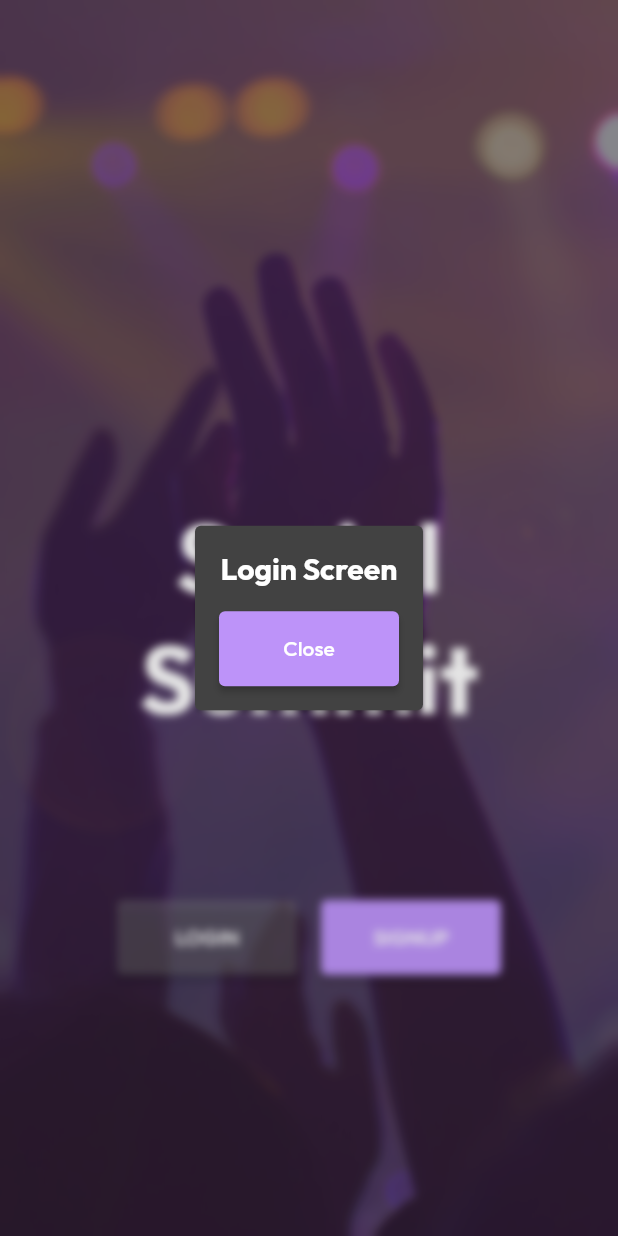
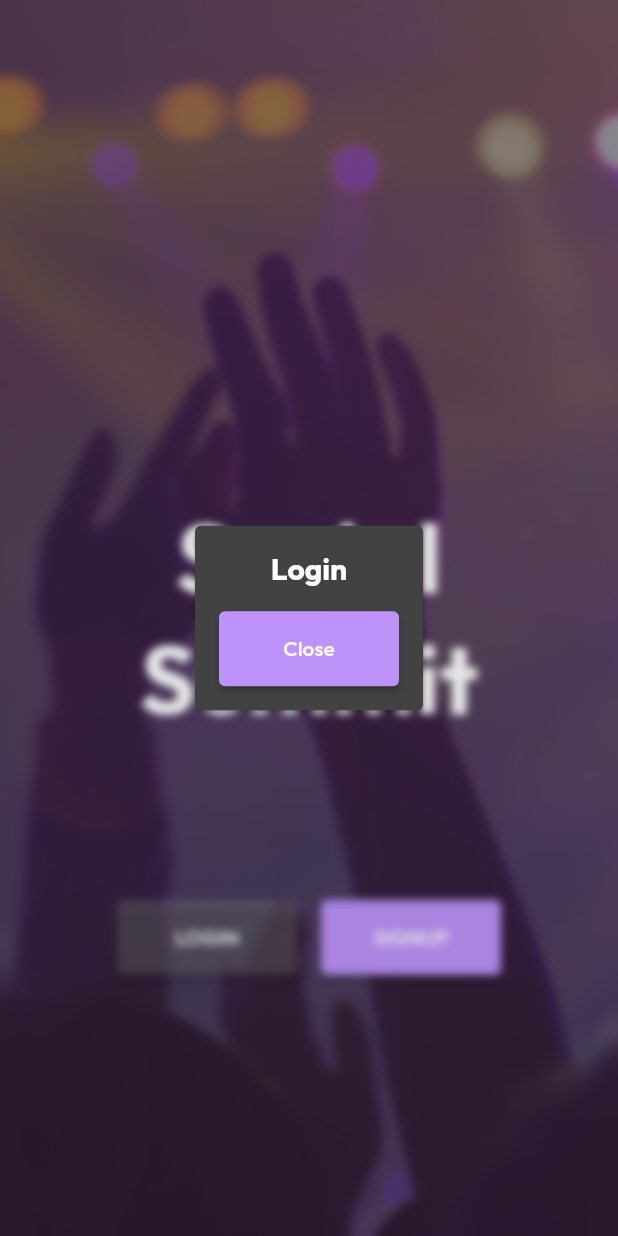
Before and after one commit to FranciscoCardita/social-summit, a Flutter app: the screen it shows after launch, after a tap on "LOGIN", on a phone screen of 412 x 824 dp. Run offline on Flutter 3.47's test engine with Material 2 defaults, Android fonts, the light colour scheme and no system bars; our stand-ins replace google_fonts.

Commit message:
Update file organization

```diff
--- a/lib/main.dart
+++ b/lib/frontend/main.dart
@@ -76,7 +76,7 @@ class _LoggedOutScreenState extends State<LoggedOutScreen> {
             child: Image.asset(
               'assets/background.jpg',
               opacity: const AlwaysStoppedAnimation(.5),
-              fit: BoxFit.fitHeight,
+              fit: BoxFit.cover,
             ),
           ),
           Center(
@@ -191,7 +191,7 @@ class LoginScreen extends StatelessWidget {
               mainAxisSize: MainAxisSize.min,
               children: [
                 const Text(
-                  'Login Screen',
+                  'Login',
                   style: TextStyle(
                     fontSize: 20,
                     fontWeight: FontWeight.bold,
```
Also changed, not shown: lib/frontend/map.dart (added), lib/frontend/profile.dart (added), lib/frontend/tickets.dart (added), lib/frontend/wallet.dart (added), lib/tickets.dart (deleted), lib/wallet.dart (deleted), 1 other file.
